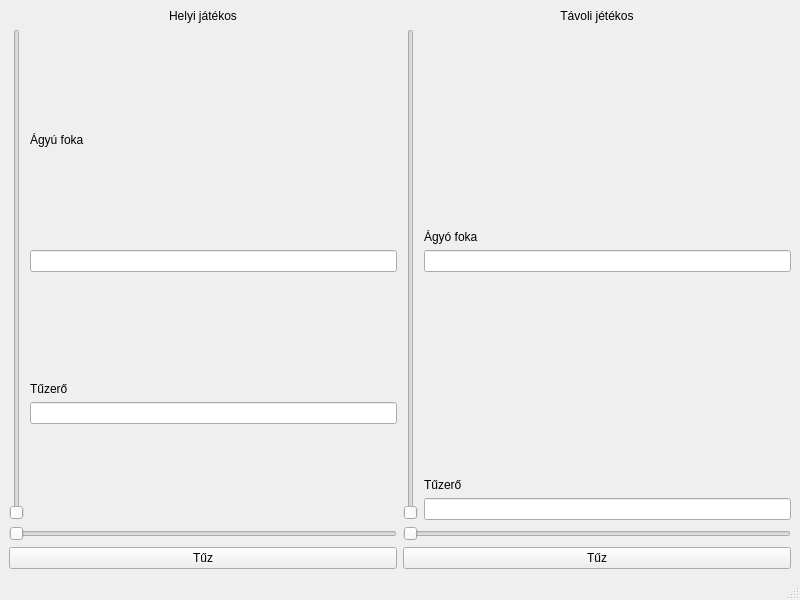
Old version of the form src/pewpew-artillery/gamewindow.ui in the repository Keki56/linuxHF.
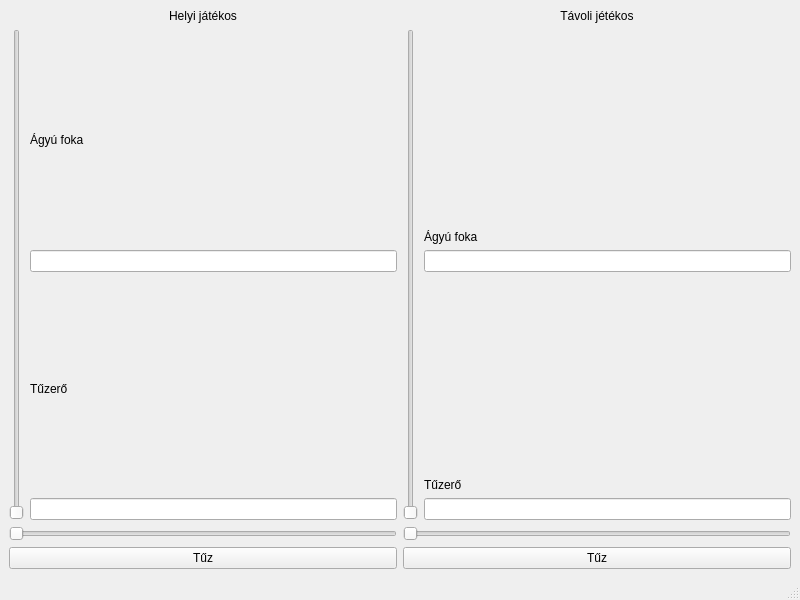
New version of the form.

```diff
--- a/src/pewpew-artillery/gamewindow.ui
+++ b/src/pewpew-artillery/gamewindow.ui
@@ -55,7 +55,7 @@
             </property>
            </widget>
           </item>
-          <item alignment="Qt::AlignTop">
+          <item alignment="Qt::AlignBottom">
            <widget class="QLineEdit" name="lineEdit"/>
           </item>
          </layout>
@@ -107,7 +107,7 @@
           <item alignment="Qt::AlignBottom">
            <widget class="QLabel" name="label_6">
             <property name="text">
-             <string>Ágyó foka</string>
+             <string>Ágyú foka</string>
             </property>
            </widget>
           </item>
```
Left out of the diff: 19 changed lines with no effect on the pictures.
